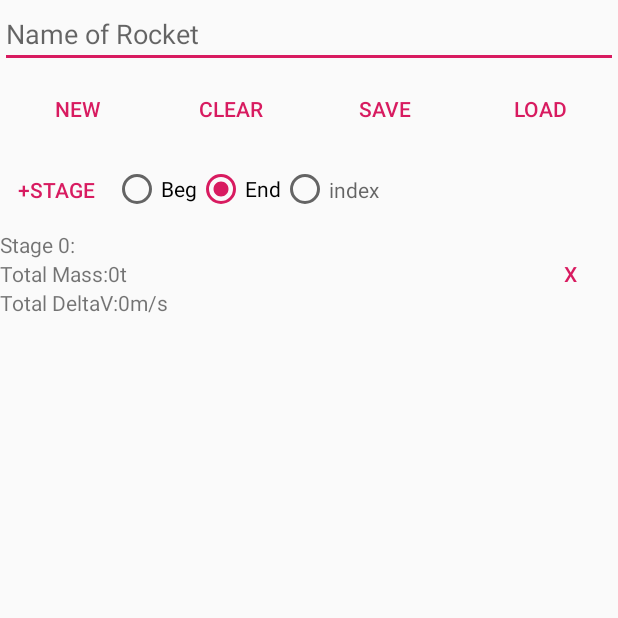
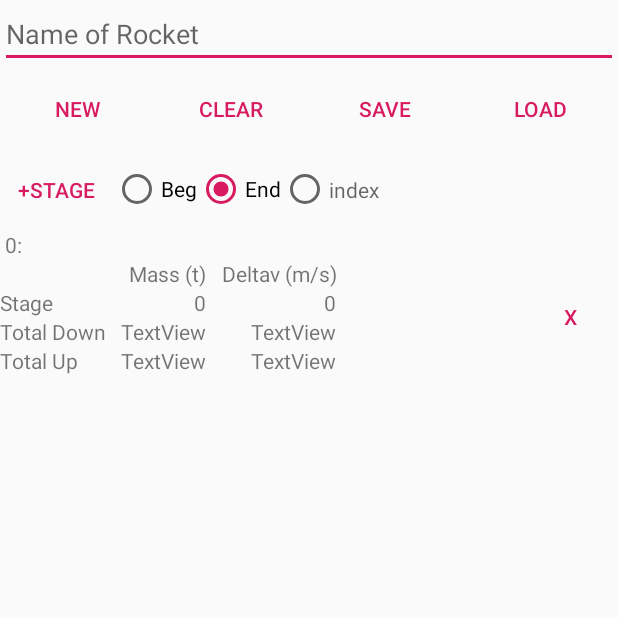
Before and after one commit to evandisoft/MultistageDeltavCalculator, an Android app: the screen it shows after launch (MainActivity), after a tap on "NEW", on a phone screen of 412 x 824 dp, the top half of it. Run offline under Robolectric (Android 15) with nearby library versions, the phone set to English and light mode, and no system bars.

Commit message:
Good Design For rocket_stage_group_view

```diff
--- a/app/src/main/java/com/evandisoft/multistagedeltav/app/RocketStageViewHolder.java
+++ b/app/src/main/java/com/evandisoft/multistagedeltav/app/RocketStageViewHolder.java
@@ -24,11 +24,11 @@ class RocketStageViewHolder extends RecyclerView.ViewHolder {
     public RocketStageViewHolder(@NonNull View itemView) {
         super(itemView);
 
-        deltaV=itemView.findViewById(R.id.deltaVTextView);
-        mass=itemView.findViewById(R.id.massTextView);
-        name=itemView.findViewById(R.id.stageNameTextView);
-        stageNumber=itemView.findViewById(R.id.stageNumberTextView);
-        removeStageButton=itemView.findViewById(R.id.removeStageButton);
+        deltaV=itemView.findViewById(R.id.rocketStageGroupDeltavView);
+        mass=itemView.findViewById(R.id.rocketStageGroupMassView);
+        name=itemView.findViewById(R.id.rocketStageGroupStageNameView);
+        stageNumber=itemView.findViewById(R.id.rocketStageGroupStageNumber);
+        removeStageButton=itemView.findViewById(R.id.rocketStageGroupRemoveButton);
     }
 
     public void set(RocketStagesRecyclerAdapter rsra, final MainActivity mainActivity, Rocket rocket, int i){
--- a/app/src/main/res/layout/rocket_stage_group_view.xml
+++ b/app/src/main/res/layout/rocket_stage_group_view.xml
@@ -1,115 +1,208 @@
 <?xml version="1.0" encoding="utf-8"?>
 <LinearLayout xmlns:android="http://schemas.android.com/apk/res/android"
+    xmlns:app="http://schemas.android.com/apk/res-auto"
     xmlns:tools="http://schemas.android.com/tools"
     android:id="@+id/linearLayout3"
     android:layout_width="match_parent"
     android:layout_height="wrap_content"
-    android:orientation="horizontal">
-
-    <LinearLayout
-        android:layout_width="0dp"
-        android:layout_height="wrap_content"
-        android:layout_weight="1"
     android:orientation="vertical">
 
     <LinearLayout
         android:layout_width="wrap_content"
-            android:layout_height="wrap_content"
+        android:layout_height="match_parent"
         android:orientation="horizontal">
 
         <TextView
-                android:id="@+id/textView9"
+            android:id="@+id/rocketStageGroupStageNumber"
             android:layout_width="wrap_content"
             android:layout_height="wrap_content"
-                android:text="@string/stageakjdhkfjhskjdhfkj"
-                android:textAppearance="?android:attr/textAppearanceSmall" />
+            android:layout_weight="0"
+            android:text="1" />
 
         <TextView
-                android:id="@+id/stageNumberTextView"
+            android:id="@+id/textView13"
             android:layout_width="wrap_content"
             android:layout_height="wrap_content"
-                android:text="@string/vbfbhd"
-                android:textAppearance="?android:attr/textAppearanceSmall" />
+            android:layout_weight="0"
+            android:text=": " />
 
         <TextView
-                android:id="@+id/textView5"
+            android:id="@+id/rocketStageGroupStageNameView"
             android:layout_width="wrap_content"
             android:layout_height="wrap_content"
-                android:text="@string/gshghfgsdvbsb"
-                android:textAppearance="?android:attr/textAppearanceSmall" />
+            android:layout_weight="1"
+            android:text="Lander" />
 
-            <TextView
-                android:id="@+id/stageNameTextView"
-                android:layout_width="wrap_content"
-                android:layout_height="wrap_content"
-                android:selectAllOnFocus="true"
-                android:text="@string/dfklsjdlfjcclnslnsc"
-                android:textAppearance="?android:attr/textAppearanceSmall" />
     </LinearLayout>
 
     <LinearLayout
+        android:layout_width="match_parent"
+        android:layout_height="match_parent"
+        android:orientation="horizontal">
+
+        <TableLayout
+            android:layout_width="match_parent"
+            android:layout_height="wrap_content"
+            android:layout_weight="1">
+
+            <TableRow
+                android:layout_width="match_parent"
+                android:layout_height="match_parent">
+
+                <TextView
+                    android:id="@+id/textView15"
                     android:layout_width="wrap_content"
                     android:layout_height="wrap_content"
-            android:orientation="horizontal">
+                    android:layout_gravity="start" />
+
+                <Space
+                    android:layout_width="10sp"
+                    android:layout_height="wrap_content" />
 
                 <TextView
-                android:id="@+id/textView"
+                    android:id="@+id/textView19"
                     android:layout_width="wrap_content"
                     android:layout_height="wrap_content"
-                android:text="@string/lkjsljdlkfnslknvlksn"
-                android:textAppearance="?android:attr/textAppearanceSmall" />
+                    android:layout_gravity="end"
+                    android:gravity="end"
+                    android:text="Mass (t)" />
+
+                <Space
+                    android:layout_width="10sp"
+                    android:layout_height="wrap_content" />
 
                 <TextView
-                android:id="@+id/massTextView"
+                    android:id="@+id/textView23"
                     android:layout_width="wrap_content"
                     android:layout_height="wrap_content"
-                android:selectAllOnFocus="true"
-                android:text="@string/kljflkgjdklvbklnbdbfbfb"
-                android:textAppearance="?android:attr/textAppearanceSmall" />
+                    android:layout_gravity="end"
+                    android:gravity="end"
+                    android:text="Deltav (m/s)" />
+
+            </TableRow>
+
+            <TableRow
+                android:layout_width="match_parent"
+                android:layout_height="match_parent">
 
                 <TextView
-                android:id="@+id/textView6"
+                    android:id="@+id/textView11"
                     android:layout_width="wrap_content"
                     android:layout_height="wrap_content"
-                android:text="@string/slfvlskndflnvklsdfv"
-                android:textAppearance="?android:attr/textAppearanceSmall" />
-        </LinearLayout>
+                    android:layout_gravity="start"
+                    android:layout_weight="0"
+                    android:text="Stage " />
 
-        <LinearLayout
+                <Space android:layout_height="wrap_content" />
+
+                <TextView
+                    android:id="@+id/rocketStageGroupMassView"
                     android:layout_width="wrap_content"
                     android:layout_height="wrap_content"
-            android:orientation="horizontal">
+                    android:layout_gravity="end"
+                    android:text="TextView" />
+
+                <Space
+                    android:layout_width="wrap_content"
+                    android:layout_height="wrap_content" />
 
                 <TextView
-                android:id="@+id/textView7"
+                    android:id="@+id/rocketStageGroupDeltavView"
                     android:layout_width="wrap_content"
                     android:layout_height="wrap_content"
-                android:text="@string/lkklnvlknklansdkndfdsfsdf"
-                android:textAppearance="?android:attr/textAppearanceSmall" />
+                    android:layout_gravity="end"
+                    android:text="TextView" />
+
+            </TableRow>
+
+            <TableRow
+                android:layout_width="match_parent"
+                android:layout_height="match_parent">
 
                 <TextView
-                android:id="@+id/deltaVTextView"
+                    android:id="@+id/textView17"
                     android:layout_width="wrap_content"
                     android:layout_height="wrap_content"
-                android:selectAllOnFocus="true"
-                android:text="@string/pointlessStringIDDeltav"
-                android:textAppearance="?android:attr/textAppearanceSmall" />
+                    android:layout_gravity="start"
+                    android:text="Total Down"
+                    app:autoSizeMinTextSize="10sp" />
+
+                <Space
+                    android:layout_width="wrap_content"
+                    android:layout_height="wrap_content" />
 
                 <TextView
-                android:id="@+id/textView8"
+                    android:id="@+id/rocketStageGroupTotalDownMassView"
                     android:layout_width="wrap_content"
                     android:layout_height="wrap_content"
-                android:text="@string/m_sexamplestringblahblahbalh"
-                android:textAppearance="?android:attr/textAppearanceSmall" />
-        </LinearLayout>
-    </LinearLayout>
+                    android:layout_gravity="end"
+                    android:text="TextView" />
+
+                <Space
+                    android:layout_width="wrap_content"
+                    android:layout_height="wrap_content" />
+
+                <TextView
+                    android:id="@+id/rocketStageGroupTotalDownDeltavView"
+                    android:layout_width="wrap_content"
+                    android:layout_height="wrap_content"
+                    android:layout_gravity="end"
+                    android:text="TextView" />
+
+            </TableRow>
+
+            <TableRow
+                android:layout_width="match_parent"
+                android:layout_height="match_parent">
+
+                <TextView
+                    android:id="@+id/textView18"
+                    android:layout_width="wrap_content"
+                    android:layout_height="wrap_content"
+                    android:layout_gravity="start"
+                    android:text="Total Up"
+                    app:autoSizeMinTextSize="10sp" />
+
+                <Space
+                    android:layout_width="wrap_content"
+                    android:layout_height="wrap_content" />
+
+                <TextView
+                    android:id="@+id/rocketStageGroupTotalUpMassView"
+                    android:layout_width="wrap_content"
+                    android:layout_height="wrap_content"
+                    android:layout_gravity="end"
+                    android:text="TextView" />
+
+                <Space
+                    android:layout_width="wrap_content"
+                    android:layout_height="wrap_content" />
+
+                <TextView
+                    android:id="@+id/rocketStageGroupTotalUpDeltavView"
+                    android:layout_width="wrap_content"
+                    android:layout_height="wrap_content"
+                    android:layout_gravity="end"
+                    android:text="TextView" />
+            </TableRow>
+
+        </TableLayout>
 
         <Button
-        android:id="@+id/removeStageButton"
+            android:id="@+id/rocketStageGroupRemoveButton"
             style="?android:attr/buttonBarButtonStyle"
             android:layout_width="wrap_content"
             android:layout_height="match_parent"
+            android:layout_weight="0"
             android:text="@string/deleteButtonText"
             tools:text="X" />
 
     </LinearLayout>
+
+    <Space
+        android:layout_width="wrap_content"
+        android:layout_height="wrap_content"
+        android:layout_marginBottom="10sp"
+        android:layout_weight="1" />
+
+</LinearLayout>
```
Also changed, not shown: app/src/main/res/layout-v26/rocket_stage_group_view_old.xml (added, +115 -0 lines). Lines whose indentation alone changed are shown as unchanged.
